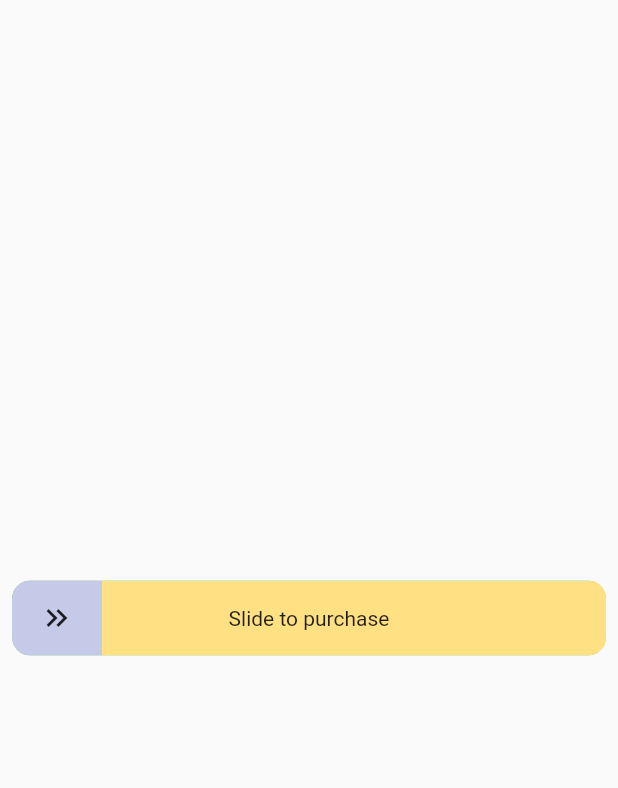
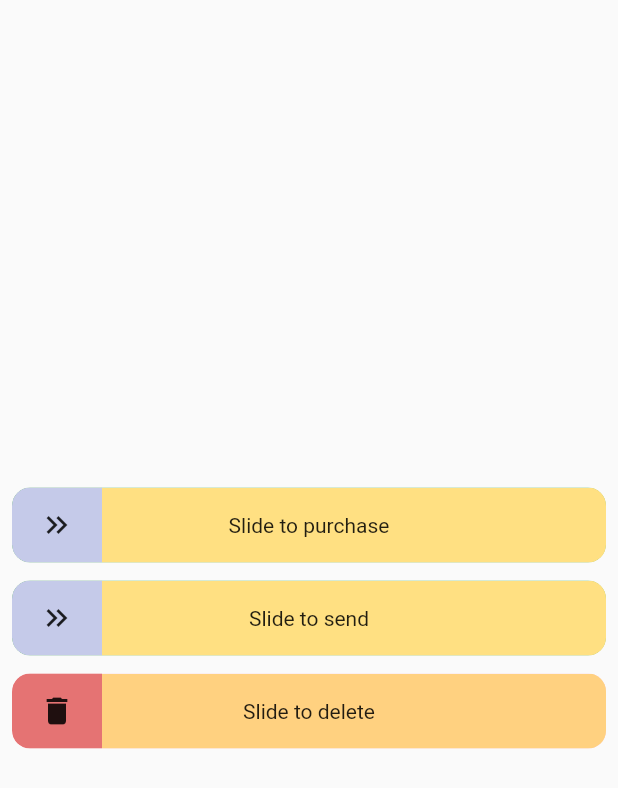
Before and after one commit to flutterwisedev/slide_action_widget, a Flutter app: the screen it shows after launch, on a phone screen of 412 x 824 dp. Shown: the top 788 px of the screen. Run offline on Flutter 3.47's test engine with Material 2 defaults, Android fonts, the light colour scheme and no system bars.

Commit message:
update example code

```diff
--- a/example/lib/main.dart
+++ b/example/lib/main.dart
@@ -28,12 +28,57 @@ class Body extends StatelessWidget {
         padding: const EdgeInsets.all(8),
         child: Container(
           constraints: const BoxConstraints(maxWidth: 500),
-          child: SlideActionWidget(
-            backgroundText: 'Purchasing...',
-            foregroundText: 'Slide to purchase',
-            onComplete: () {
-              print('Purchased');
-            },
+          child: Column(
+            mainAxisSize: MainAxisSize.min,
+            children: [
+              // Example #1
+              SlideActionWidget(
+                backgroundText: 'Purchasing...',
+                foregroundText: 'Slide to purchase',
+                onComplete: () {
+                  print('Purchased');
+                },
+              ),
+              const SizedBox(height: 12),
+              // Example #2
+              SlideActionWidget(
+                backgroundText: 'Sending',
+                foregroundText: 'Slide to send',
+                onComplete: () {
+                  print('Sent');
+                },
+              ),
+              const SizedBox(height: 12),
+
+              // Example #3
+              SlideActionWidget.custom(
+                background: Container(
+                  color: Colors.red.shade100,
+                  child: Center(
+                    child: Text(
+                      'Deleting...',
+                      style: TextStyle(
+                        color: Colors.red.shade900,
+                        fontStyle: FontStyle.italic,
+                      ),
+                    ),
+                  ),
+                ),
+                foreground: Container(
+                  color: Colors.orangeAccent.shade100,
+                  child: const Center(child: Text('Slide to delete')),
+                ),
+                thumb: SlideActionThumb(
+                  width: 60,
+                  color: Colors.red.shade300,
+                  borderRadius: BorderRadius.circular(12),
+                  icon: const Icon(Icons.delete),
+                ),
+                onComplete: () {
+                  print('Deleted');
+                },
+              ),
+            ],
           ),
         ),
       ),
```
